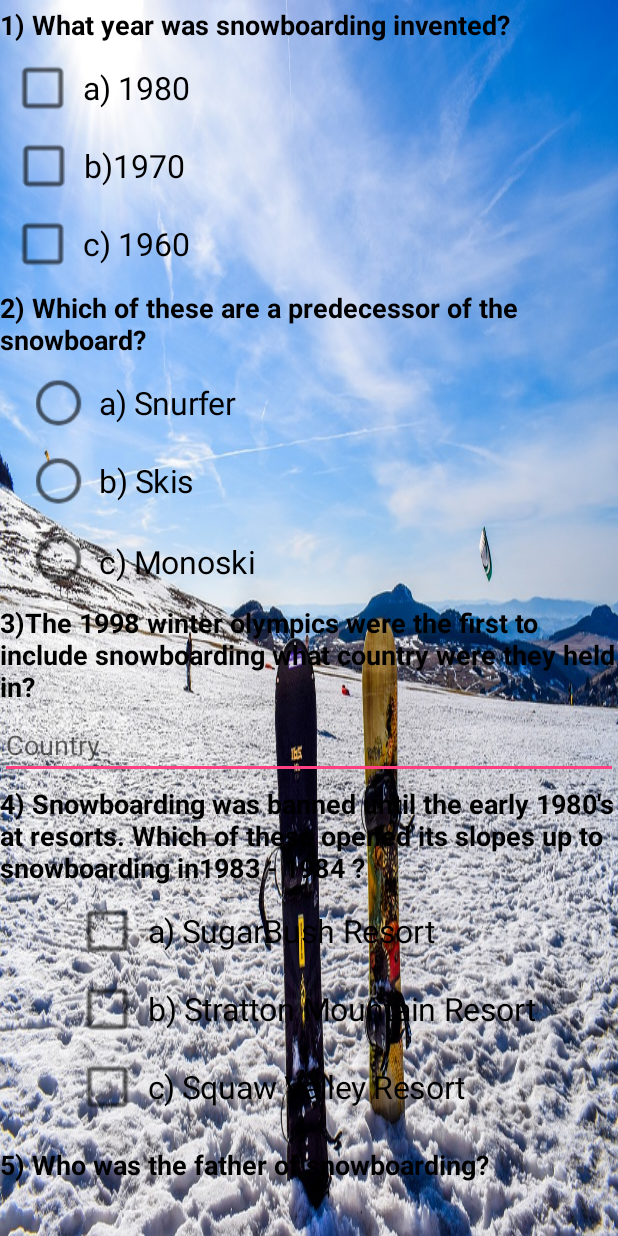
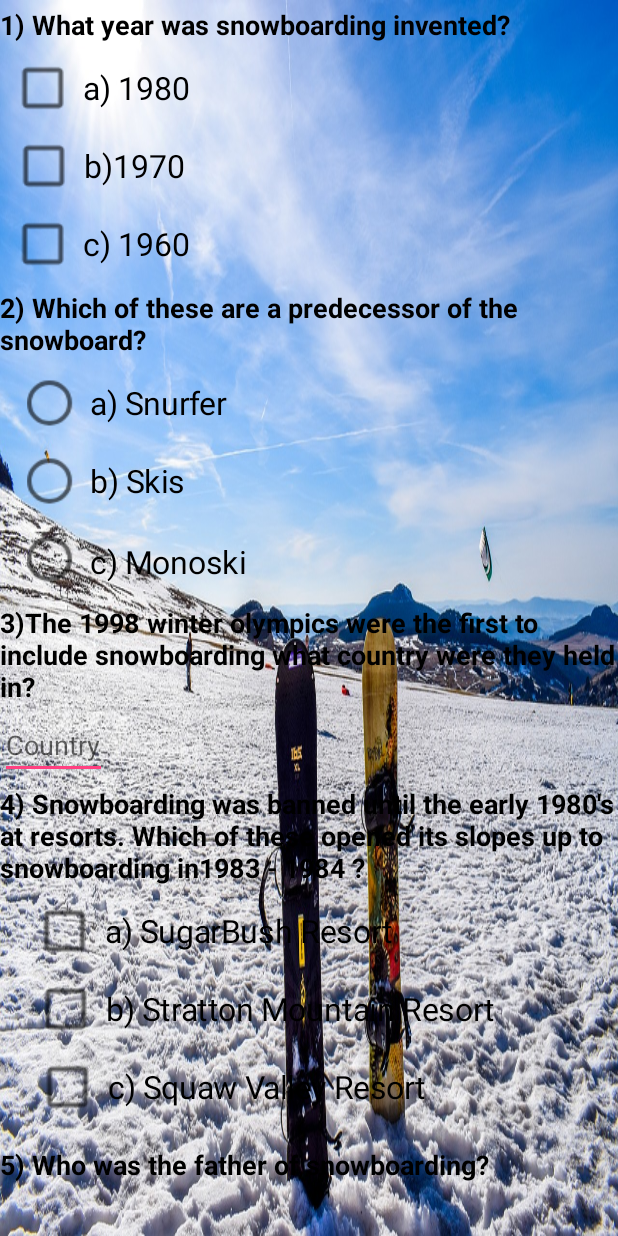
Before and after one commit to ch46gc/Educational, an Android app: the screen it shows after launch (MainActivity), on a phone screen of 412 x 824 dp. Run offline under Robolectric (Android 15) with nearby library versions, the phone set to English and light mode, and no system bars.

Commit message:
Update the buttons

```diff
--- a/app/src/main/java/com/example/android/educational/MainActivity.java
+++ b/app/src/main/java/com/example/android/educational/MainActivity.java
@@ -848,10 +848,14 @@ public class MainActivity extends AppCompatActivity {
 
         Button submitButton = (Button) findViewById(R.id.button);
 
-        Toast.makeText(MainActivity.this, "Excellent! You have done Great!", Toast.LENGTH_LONG).show();
-        Toast.makeText(this, "You really know your snowboard history", Toast.LENGTH_LONG).show();
+        if (count == 5){
+            Toast.makeText(MainActivity.this, "Excellent! You have done Great!", Toast.LENGTH_LONG).show();
+            Toast.makeText(this, "You really know your snowboard history", Toast.LENGTH_LONG).show();
+        }
+      else if (count <= 1){
+            Toast.makeText(MainActivity.this, "Keep trying, you will get it!", Toast.LENGTH_LONG).show();
 
-
+        }
 
 
 
--- a/app/src/main/res/layout/activity_main.xml
+++ b/app/src/main/res/layout/activity_main.xml
@@ -36,10 +36,12 @@
             android:paddingTop="2dp"
             android:paddingRight="2dp"
             android:paddingLeft="2dp"
+            android:layout_marginStart="25dp"
             android:layout_marginLeft="25dp"
             android:layout_marginTop="10dp"
             android:layout_marginBottom="10dp"
             android:layout_marginRight="10dp"
+            android:layout_marginEnd="10dp"
             android:scaleY="1.50"
             android:scaleX="1.50"
             android:textColor="#000000"
@@ -54,10 +56,12 @@
             android:paddingTop="2dp"
             android:paddingRight="2dp"
             android:paddingLeft="2dp"
+            android:layout_marginStart="25dp"
             android:layout_marginLeft="25dp"
             android:layout_marginTop="10dp"
             android:layout_marginBottom="10dp"
             android:layout_marginRight="10dp"
+            android:layout_marginEnd="10dp"
             android:scaleY="1.50"
             android:scaleX="1.50"
             android:textColor="#000000"
@@ -72,10 +76,12 @@
             android:paddingTop="2dp"
             android:paddingRight="2dp"
             android:paddingLeft="2dp"
+            android:layout_marginStart="25dp"
             android:layout_marginLeft="25dp"
             android:layout_marginTop="10dp"
             android:layout_marginBottom="10dp"
             android:layout_marginRight="10dp"
+            android:layout_marginEnd="10dp"
             android:scaleY="1.50"
             android:scaleX="1.50"
             android:textColor="#000000"
@@ -95,10 +101,10 @@
         <RadioGroup
             android:id="@+id/radioGroup1"
             android:layout_width="wrap_content"
-            android:layout_height="wrap_content"
+            android:layout_height="match_parent"
             android:orientation="vertical"
-            android:paddingRight="24dp"
-            android:paddingLeft="24dp">
+            android:paddingRight="18dp"
+            android:paddingLeft="18dp">
 
 
             <RadioButton
@@ -110,10 +116,12 @@
                 android:paddingLeft="2dp"
                 android:paddingRight="2dp"
                 android:paddingTop="2dp"
+                android:layout_marginStart="17dp"
                 android:layout_marginLeft="17dp"
                 android:layout_marginTop="10dp"
                 android:layout_marginBottom="10dp"
                 android:layout_marginRight="25dp"
+                android:layout_marginEnd="25dp"
                 android:scaleX="1.5"
                 android:scaleY="1.5"
                 android:text="@string/a_snurfer"
@@ -129,10 +137,12 @@
                 android:paddingRight="2dp"
                 android:paddingLeft="2dp"
                 android:textColor="#000000"
+                android:layout_marginStart="17dp"
                 android:layout_marginLeft="17dp"
                 android:layout_marginTop="10dp"
                 android:layout_marginBottom="10dp"
                 android:layout_marginRight="25dp"
+                android:layout_marginEnd="25dp"
                 android:scaleX="1.5"
                 android:scaleY="1.5"
                 android:text="@string/b_skis" />
@@ -146,10 +156,12 @@
                 android:paddingRight="2dp"
                 android:paddingLeft="2dp"
                 android:textColor="#000000"
+                android:layout_marginStart="17dp"
                 android:layout_marginLeft="17dp"
                 android:layout_marginTop="10dp"
                 android:layout_marginBottom="10dp"
                 android:layout_marginRight="25dp"
+                android:layout_marginEnd="25dp"
                 android:scaleX="1.5"
                 android:scaleY="1.5"
                 android:text="@string/c_monoski" />
@@ -169,8 +181,8 @@
 
         <EditText
             android:id="@+id/editText1"
-            android:layout_width="match_parent"
-            android:layout_height="wrap_content"
+            android:layout_width="wrap_content"
+            android:layout_height="match_parent"
             android:inputType="textCapWords"
             android:hint="Country"
             android:onClick="editText1" />
@@ -189,17 +201,19 @@
 
         <CheckBox
             android:id="@+id/checkBox4"
-            android:layout_width="match_parent"
-            android:layout_height="wrap_content"
+            android:layout_width="wrap_content"
+            android:layout_height="match_parent"
             android:onClick="checkBox4Clicked"
             android:paddingBottom="2dp"
             android:paddingTop="2dp"
             android:paddingRight="2dp"
             android:paddingLeft="2dp"
-            android:layout_marginLeft="120dp"
+            android:layout_marginStart="60dp"
+            android:layout_marginLeft="60dp"
             android:layout_marginTop="10dp"
             android:layout_marginBottom="10dp"
             android:layout_marginRight="2dp"
+            android:layout_marginEnd="2dp"
             android:scaleY="1.50"
             android:scaleX="1.50"
             android:textColor="#000000"
@@ -207,17 +221,19 @@
 
         <CheckBox
             android:id="@+id/checkBox5"
-            android:layout_width="match_parent"
-            android:layout_height="wrap_content"
+            android:layout_width="wrap_content"
+            android:layout_height="match_parent"
             android:onClick="checkBox5Clicked"
             android:paddingBottom="2dp"
             android:paddingTop="2dp"
             android:paddingRight="2dp"
             android:paddingLeft="2dp"
-            android:layout_marginLeft="120dp"
+            android:layout_marginStart="72dp"
+            android:layout_marginLeft="72dp"
             android:layout_marginTop="10dp"
             android:layout_marginBottom="10dp"
             android:layout_marginRight="2dp"
+            android:layout_marginEnd="2dp"
             android:scaleY="1.50"
             android:scaleX="1.50"
             android:textColor="#000000"
@@ -225,17 +241,19 @@
 
         <CheckBox
             android:id="@+id/checkBox6"
-            android:layout_width="match_parent"
-            android:layout_height="wrap_content"
+            android:layout_width="wrap_content"
+            android:layout_height="match_parent"
             android:onClick="checkBox6Clicked"
             android:paddingBottom="2dp"
             android:paddingTop="2dp"
             android:paddingRight="2dp"
             android:paddingLeft="2dp"
-            android:layout_marginLeft="120dp"
+            android:layout_marginStart="65dp"
+            android:layout_marginLeft="65dp"
             android:layout_marginTop="10dp"
             android:layout_marginBottom="10dp"
             android:layout_marginRight="2dp"
+            android:layout_marginEnd="2dp"
             android:scaleY="1.50"
             android:scaleX="1.50"
             android:textColor="#000000"
@@ -290,10 +308,12 @@
                 android:paddingTop="2dp"
                 android:paddingRight="2dp"
                 android:paddingLeft="2dp"
+                android:layout_marginStart="10dp"
                 android:layout_marginLeft="10dp"
                 android:layout_marginTop="10dp"
                 android:layout_marginBottom="10dp"
                 android:layout_marginRight="12dp"
+                android:layout_marginEnd="12dp"
                 android:scaleX="1.5"
                 android:scaleY="1.5"
                 android:textColor="#000000"
@@ -308,10 +328,12 @@
                 android:paddingTop="2dp"
                 android:paddingRight="2dp"
                 android:paddingLeft="2dp"
+                android:layout_marginStart="10dp"
                 android:layout_marginLeft="10dp"
                 android:layout_marginTop="10dp"
                 android:layout_marginBottom="10dp"
                 android:layout_marginRight="10dp"
+                android:layout_marginEnd="12dp"
                 android:scaleX="1.5"
                 android:scaleY="1.5"
                 android:textColor="#000000"
@@ -325,10 +347,12 @@
                 android:paddingTop="2dp"
                 android:paddingRight="2dp"
                 android:paddingLeft="2dp"
+                android:layout_marginStart="10dp"
                 android:layout_marginLeft="10dp"
                 android:layout_marginTop="10dp"
                 android:layout_marginBottom="10dp"
                 android:layout_marginRight="10dp"
+                android:layout_marginEnd="12dp"
                 android:scaleX="1.5"
                 android:scaleY="1.5"
                 android:textColor="#000000"
@@ -351,7 +375,7 @@
             android:paddingTop="6dp"
             android:text="@string/score"
             android:textAllCaps="true"
-            android:textColor="#FFFFFF"
+            android:textColor="#FAFAFA"
             android:textSize="20sp"
             android:textStyle="bold" />
 
@@ -373,7 +397,7 @@
             android:background="@color/colorPrimaryDark"
             android:onClick="reset"
             android:text="@string/reset"
-            android:textColor="#000000"
+            android:textColor="#FAFAFA"
             android:textStyle="bold" />
 
 
@@ -389,7 +413,8 @@
             android:paddingBottom="6dp"
             android:paddingTop="6dp"
             android:text="@string/submit"
-            android:textStyle="bold" />
+            android:textStyle="bold"
+            android:textColor="#FAFAFA"/>
 
 
 
```
